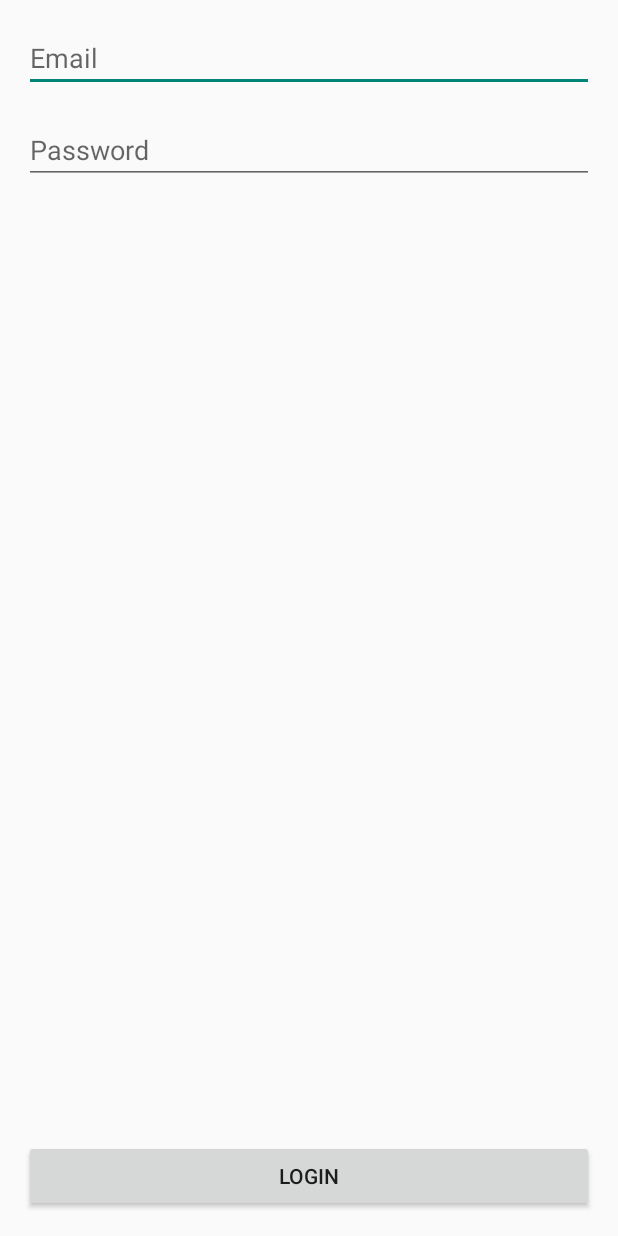
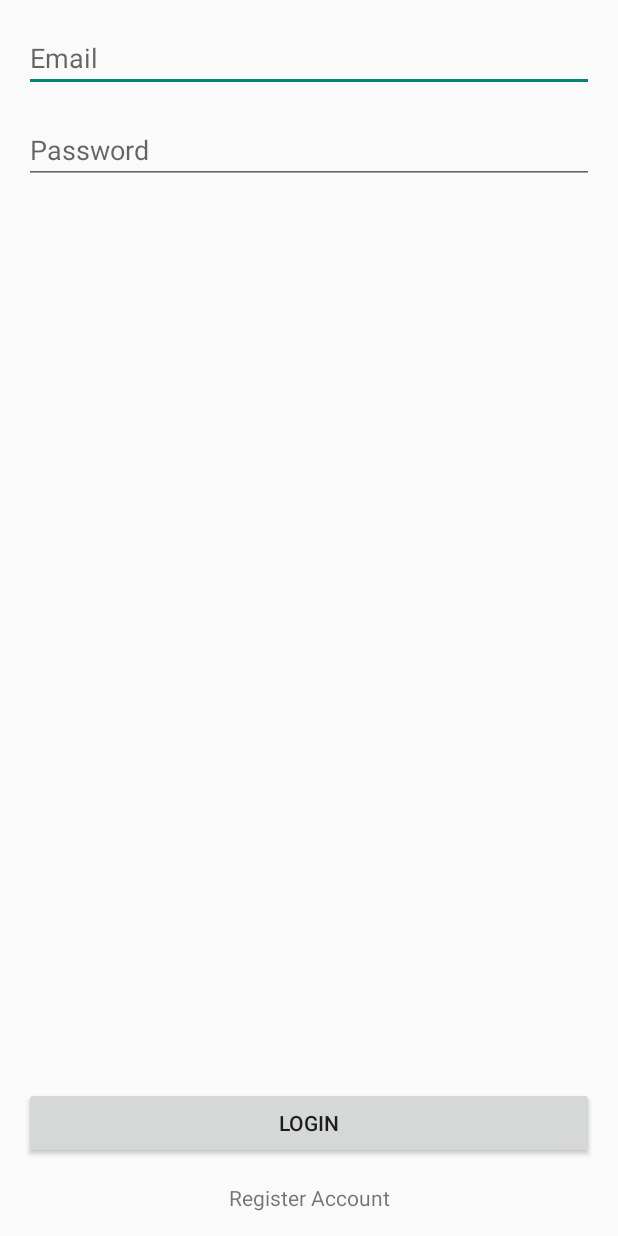
Before and after one commit to SergeiMikhailovskii/images-android-task, an Android app: the layout fragment_login.xml on its own in the app's theme, with its tools: preview values and no code run, on a phone screen of 412 x 824 dp. Run offline under Robolectric (Android 15) with nearby library versions, the phone set to English and light mode, and no system bars.

Commit message:
Added registration button

```diff
--- a/app/src/main/res/layout/fragment_login.xml
+++ b/app/src/main/res/layout/fragment_login.xml
@@ -31,6 +31,16 @@
         android:layout_height="wrap_content"
         android:layout_margin="@dimen/margin_default"
         android:text="@string/login_btn"
+        app:layout_constraintBottom_toTopOf="@id/tv_register_account"
+        app:layout_constraintEnd_toEndOf="parent"
+        app:layout_constraintStart_toStartOf="parent" />
+
+    <androidx.appcompat.widget.AppCompatTextView
+        android:id="@+id/tv_register_account"
+        android:layout_width="wrap_content"
+        android:layout_height="wrap_content"
+        android:layout_margin="@dimen/margin_default"
+        android:text="@string/register_account_btn"
         app:layout_constraintBottom_toBottomOf="parent"
         app:layout_constraintEnd_toEndOf="parent"
         app:layout_constraintStart_toStartOf="parent" />
--- a/app/src/main/res/values/strings.xml
+++ b/app/src/main/res/values/strings.xml
@@ -4,4 +4,5 @@
     <string name="email_hint">Email</string>
     <string name="password_hint">Password</string>
     <string name="login_btn">Login</string>
+    <string name="register_account_btn">Register Account</string>
 </resources>
```
